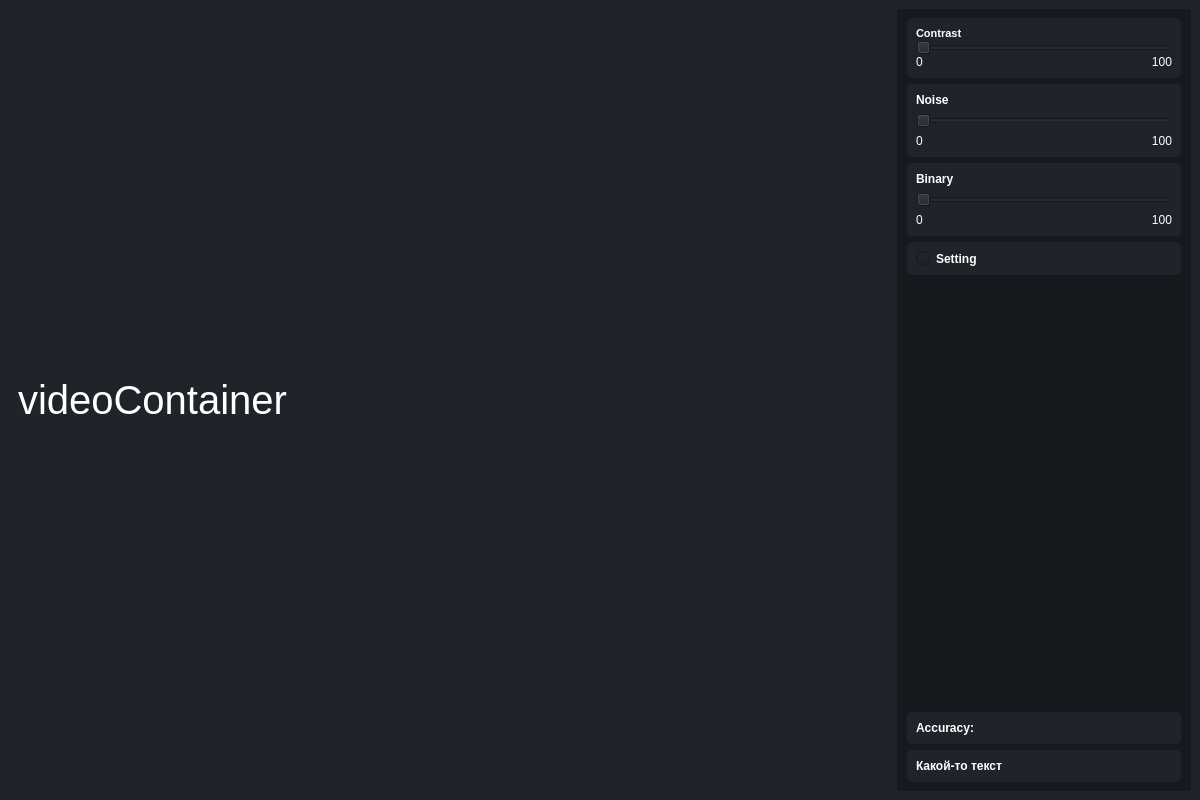
Qt form glasCylinders.ui (kuznetsona/gasCylinders) before a commit.
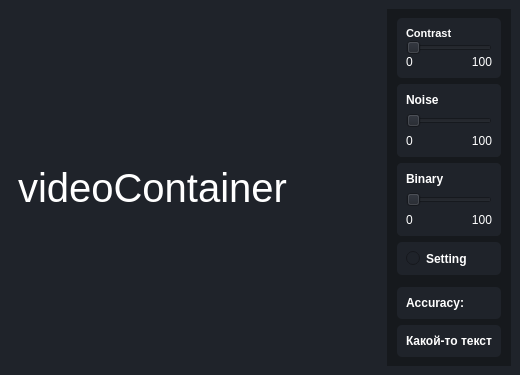
The same form after that commit.

Commit message: add app 2webcam

The edit to the form file:
```diff
--- a/glasCylinders.ui
+++ b/glasCylinders.ui
@@ -6,8 +6,8 @@
    <rect>
     <x>0</x>
     <y>0</y>
-    <width>1200</width>
-    <height>800</height>
+    <width>520</width>
+    <height>375</height>
    </rect>
   </property>
   <property name="windowTitle">
```
Left out of the diff: 1 changed line with no effect on the pictures. The commit also changes 1 other file.
